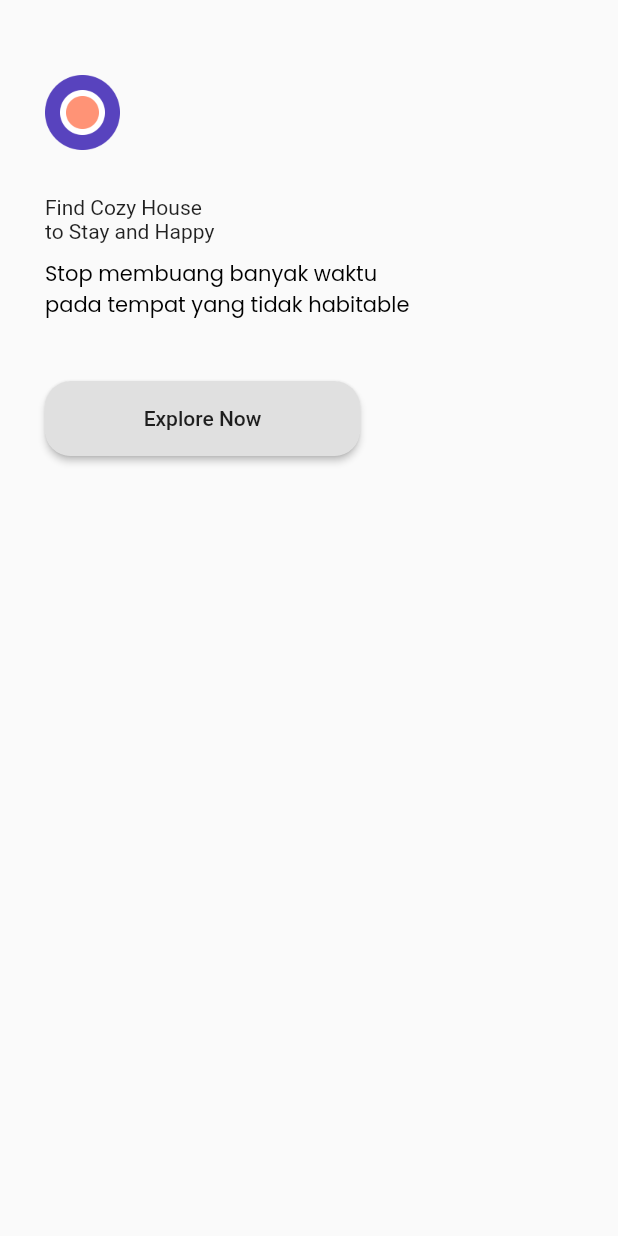
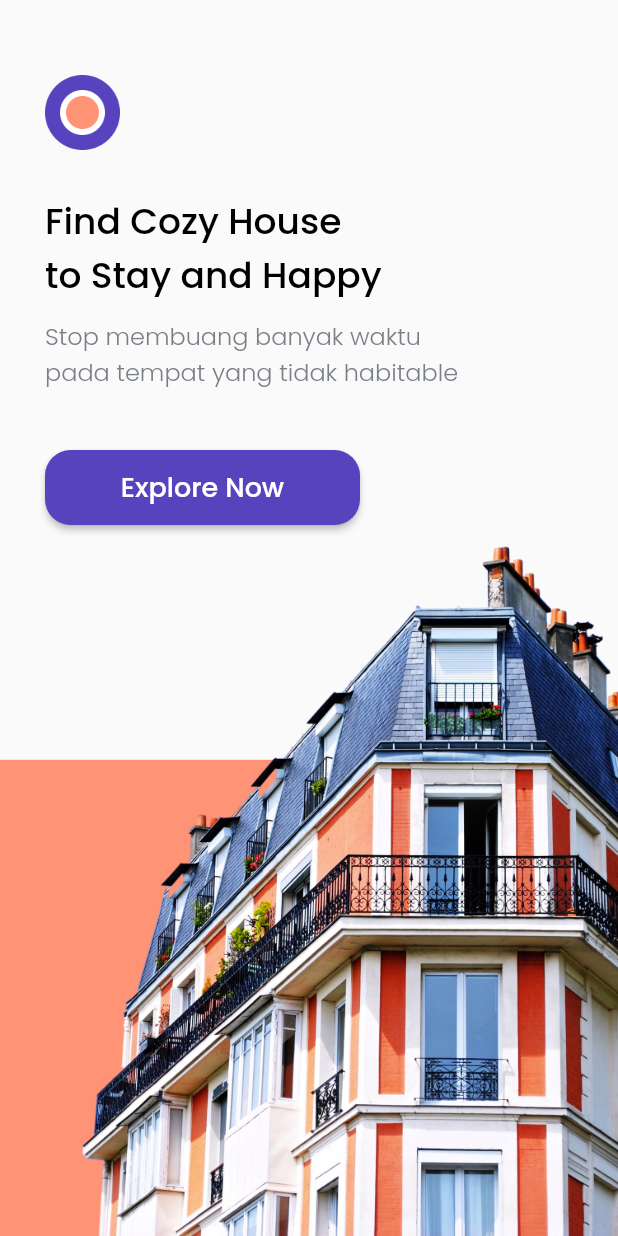
Before and after one commit to fadillaoegi/Dil-findKoss, a Flutter app: the screen it shows after launch, on a phone screen of 412 x 824 dp. Run offline on Flutter 3.47's test engine with Material 2 defaults, Android fonts, the phone set to English and light mode, and no system bars; our stand-ins replace google_fonts.

Commit message:
Splash Done

```diff
--- a/lib/pages/splash/splash.dart
+++ b/lib/pages/splash/splash.dart
@@ -15,7 +15,10 @@ class _SplashState extends State<Splash> {
     return Scaffold(
       body: SafeArea(
           child: Stack(children: [
-        // Image.asset("assets/images/splash_image.png"),
+        Align(
+          alignment: Alignment.bottomCenter,
+          child: Image.asset("assets/images/splash_image.png"),
+        ),
         Column(
           crossAxisAlignment: CrossAxisAlignment.start,
           children: [
@@ -46,6 +49,7 @@ class _SplashState extends State<Splash> {
                       child: text3,
                       shape: RoundedRectangleBorder(
                           borderRadius: BorderRadius.circular(17)),
+                      color: color1,
                     ),
                   )
                 ],
--- a/lib/style/style.dart
+++ b/lib/style/style.dart
@@ -1,5 +1,4 @@
 import 'package:flutter/material.dart';
-import 'package:google_fonts/google_fonts.dart';
 
 // Color By Project
 Color color1 = Color(0xff5843BE);
--- a/lib/style/textstyle.dart
+++ b/lib/style/textstyle.dart
@@ -7,3 +7,4 @@ TextStyle Ts1 = GoogleFonts.poppins(fontWeight: FontWeight.w500, color: color2);
 TextStyle Ts2 = GoogleFonts.poppins(fontWeight: FontWeight.w400, color: color2);
 TextStyle Ts3 = GoogleFonts.poppins(fontWeight: FontWeight.w300, color: color3);
 TextStyle Ts4 = GoogleFonts.poppins(fontWeight: FontWeight.w500, color: color1);
+TextStyle Ts5 = GoogleFonts.poppins(fontWeight: FontWeight.w500, color: color4);
--- a/lib/text/textsplash.dart
+++ b/lib/text/textsplash.dart
@@ -1,12 +1,16 @@
 import 'package:flutter/material.dart';
-import '../style/style.dart';
-import 'package:google_fonts/google_fonts.dart';
 import '../style/textstyle.dart';
 
-var text1 = Text("Find Cozy House\nto Stay and Happy");
+var text1 = Text(
+  "Find Cozy House\nto Stay and Happy",
+  style: Ts1.copyWith(fontSize: 24.0),
+);
 var text2 = Text(
   "Stop membuang banyak waktu\npada tempat yang tidak habitable",
-  style: Ts2,
+  style: Ts3.copyWith(fontSize: 16.0),
 );
-var text3 = Text("Explore Now");
+var text3 = Text(
+  "Explore Now",
+  style: Ts5.copyWith(fontSize: 18.0),
+);
 var textDebug = "ButtonSplash Di pencet";
--- a/pubspec.yaml
+++ b/pubspec.yaml
@@ -29,11 +29,11 @@ environment:
 dependencies:
   flutter:
     sdk: flutter
-  google_fonts: ^1.1.2
+  google_fonts: ^3.0.1
 
   # The following adds the Cupertino Icons font to your application.
   # Use with the CupertinoIcons class for iOS style icons.
-  cupertino_icons: ^1.0.2
+  cupertino_icons: ^1.0.1
 
 dev_dependencies:
   flutter_test:
```
Also changed, not shown: pubspec.lock.
